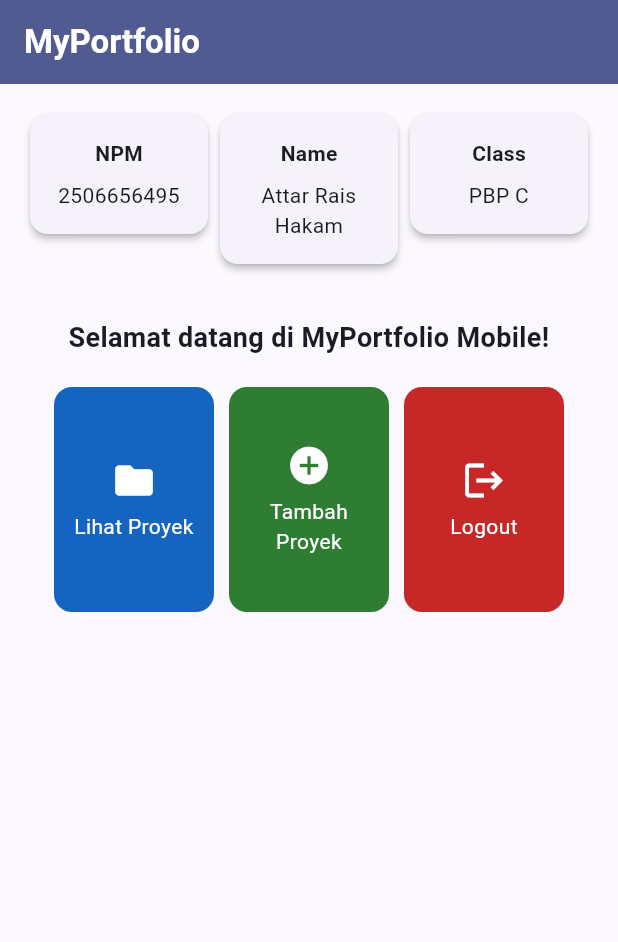
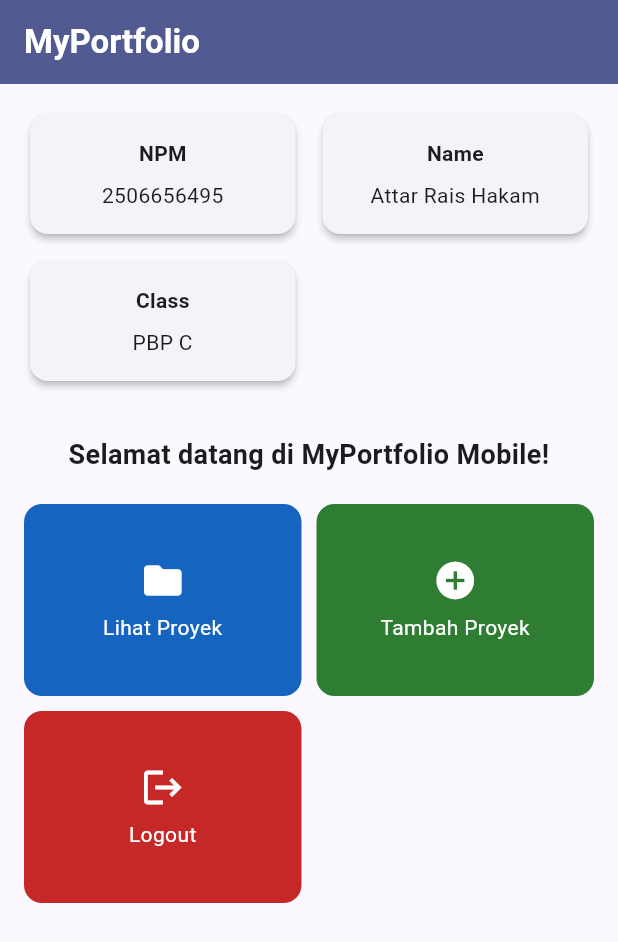
Before and after one commit to attarrrh/myportofolio_mobile, a Flutter app: the screen it shows after launch, on a phone screen of 412 x 824 dp. Shown: the top 942 px of the screen. Run offline on Flutter 3.47's test engine with Material 3 defaults, Android fonts, the phone set to English and light mode, and no system bars.

Commit message:
menyesuaikan tampilan kartu agar responsif

```diff
--- a/lib/menu.dart
+++ b/lib/menu.dart
@@ -25,22 +25,31 @@ class MyHomePage extends StatelessWidget {
       ),
       body: SingleChildScrollView(
         padding: const EdgeInsets.all(16),
-        child: Column(
-          crossAxisAlignment: CrossAxisAlignment.center,
+        child: Center(
+          child: ConstrainedBox(
+            constraints: const BoxConstraints(maxWidth: 960),
+            child: LayoutBuilder(
+              builder: (context, constraints) {
+                final textScaler = MediaQuery.textScalerOf(context);
+                final minimumCardWidth = 180 * textScaler.scale(14) / 14;
+                final columns = (constraints.maxWidth / minimumCardWidth)
+                    .floor()
+                    .clamp(1, 3);
+                final cardWidth =
+                    (constraints.maxWidth - (columns - 1) * 10) / columns;
+
+                return Column(
                   children: [
-            Row(
-              mainAxisAlignment: MainAxisAlignment.spaceEvenly,
-              crossAxisAlignment: CrossAxisAlignment.start,
+                    Wrap(
+                      spacing: 10,
+                      runSpacing: 10,
                       children: [
-                Expanded(
-                  child: InfoCard(title: 'NPM', content: npm),
-                ),
-                Expanded(
-                  child: InfoCard(title: 'Name', content: nama),
-                ),
-                Expanded(
-                  child: InfoCard(title: 'Class', content: kelas),
-                ),
+                        for (final card in [
+                          InfoCard(title: 'NPM', content: npm),
+                          InfoCard(title: 'Name', content: nama),
+                          InfoCard(title: 'Class', content: kelas),
+                        ])
+                          SizedBox(width: cardWidth, child: card),
                       ],
                     ),
                     const SizedBox(height: 16),
@@ -49,20 +58,27 @@ class MyHomePage extends StatelessWidget {
                       child: Text(
                         'Selamat datang di MyPortfolio Mobile!',
                         textAlign: TextAlign.center,
-                style: TextStyle(fontWeight: FontWeight.bold, fontSize: 18),
+                        style: TextStyle(
+                          fontWeight: FontWeight.bold,
+                          fontSize: 18,
+                        ),
                       ),
                     ),
                     GridView.count(
-              padding: const EdgeInsets.all(20),
+                      padding: const EdgeInsets.symmetric(vertical: 20),
                       crossAxisSpacing: 10,
                       mainAxisSpacing: 10,
-              crossAxisCount: 3,
-              mainAxisExtent: 150,
+                      crossAxisCount: columns,
+                      mainAxisExtent: 100 + textScaler.scale(28),
                       shrinkWrap: true,
                       physics: const NeverScrollableScrollPhysics(),
                       children: items.map((item) => ItemCard(item)).toList(),
                     ),
                   ],
+                );
+              },
+            ),
+          ),
         ),
       ),
     );
```
Also changed, not shown: 1 other file. Lines whose indentation alone changed are shown as unchanged.
